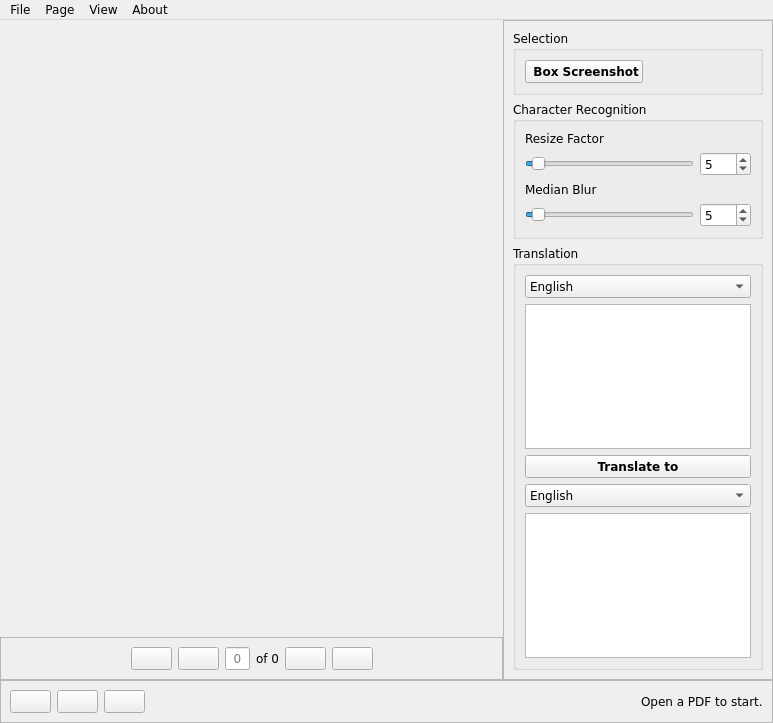
Above: comic-lens/form.ui from kylekce/Comic-Lens before the change. Below: the same form after it.
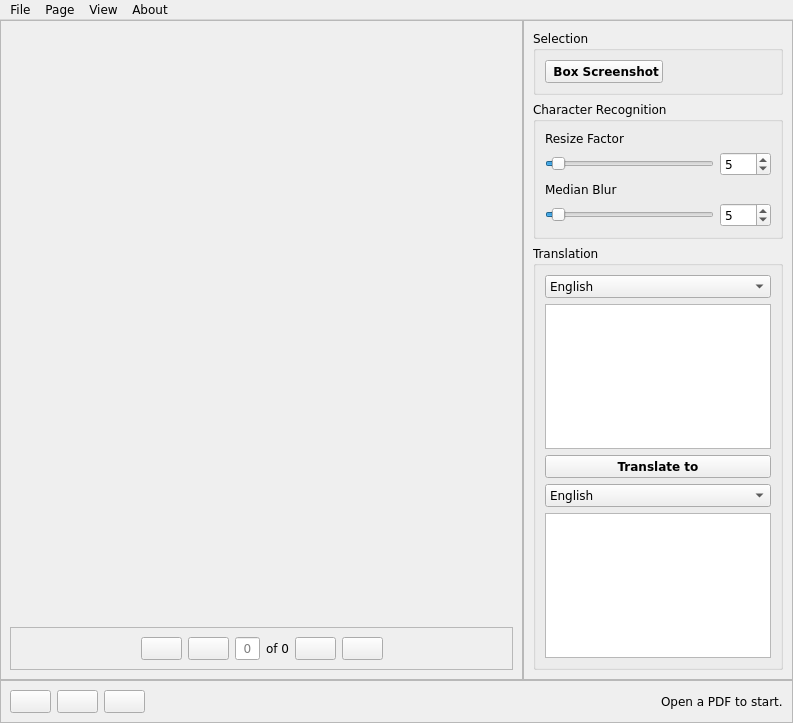
That is the form after the change. Icons and pictures are not drawn.

Diff of the .ui file:
```diff
--- a/comic-lens/form.ui
+++ b/comic-lens/form.ui
@@ -62,7 +62,16 @@
        <number>0</number>
       </property>
       <item>
-       <layout class="QVBoxLayout" name="main_layout" stretch="1,0">
+       <layout class="QVBoxLayout" name="main_layout" stretch="0">
+        <item>
+         <widget class="QFrame" name="main_layout_frame">
+          <property name="frameShape">
+           <enum>QFrame::StyledPanel</enum>
+          </property>
+          <property name="frameShadow">
+           <enum>QFrame::Raised</enum>
+          </property>
+          <layout class="QVBoxLayout" name="verticalLayout_5" stretch="1,0">
         <item>
          <layout class="QHBoxLayout" name="page_layout">
           <property name="sizeConstraint">
@@ -232,6 +241,9 @@
            </widget>
           </item>
          </layout>
+           </item>
+          </layout>
+         </widget>
         </item>
        </layout>
       </item>
```
Lines whose indentation alone changed are shown as unchanged.
